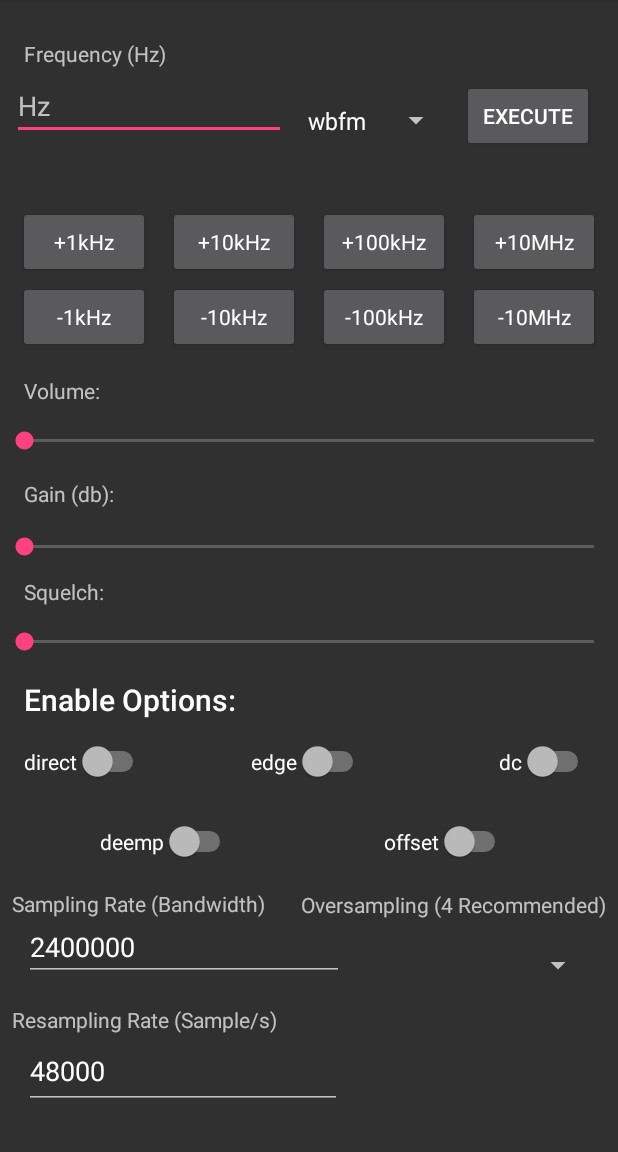
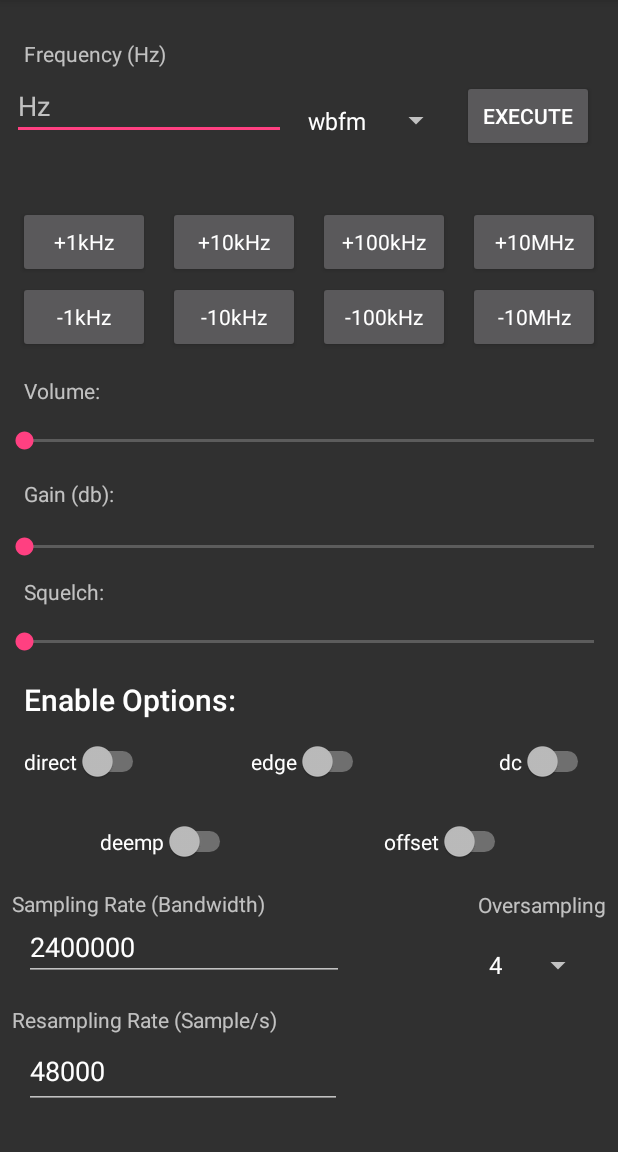
Before and after one commit to JimPatrizi/NetRTL, an Android app: the screen it shows after launch (MainActivity), on a phone screen of 412 x 824 dp, the part 84-1236 px from its top. Run offline under Robolectric (Android 15) with nearby library versions, the phone set to English and light mode, and no system bars; libraries missing offline, so code that uses them is left out: com.bensherman.rtlsdrdjava; 4 statements that could not run were skipped.

Commit message:
added switch listener for all enable options and fixed value to have max of 100

```diff
--- a/app/src/main/java/jimpatrizi/com/netrtl/ExecuteButtonOnClickListener.java
+++ b/app/src/main/java/jimpatrizi/com/netrtl/ExecuteButtonOnClickListener.java
@@ -12,7 +12,6 @@ import android.view.View;
 
 public class ExecuteButtonOnClickListener implements View.OnClickListener {
     private Context context;
-    public AsyncConnection connection;
 
     private String frequency;
     private String modulationMode;
@@ -24,18 +23,16 @@ public class ExecuteButtonOnClickListener implements View.OnClickListener {
     private String volume;
 
     String dameon = "";
-    private ConnectionHandle handler;
+
     private String TAG = getClass().getName();
 
 
 
-    ExecuteButtonOnClickListener(Context context, AsyncConnection connection, ConnectionHandle handler){
+    ExecuteButtonOnClickListener(Context context){
         this.context = context;
-        this.connection = connection;
-        this.handler = handler;
     }
 
-
+    //TODO Bug for Enable Options, after sending them with execute once, only the last indexed param remains
     @Override
     public void onClick(View view) {
 
--- a/app/src/main/java/jimpatrizi/com/netrtl/MainActivity.java
+++ b/app/src/main/java/jimpatrizi/com/netrtl/MainActivity.java
@@ -18,9 +18,11 @@ import android.view.View;
 import android.widget.AdapterView;
 import android.widget.ArrayAdapter;
 import android.widget.Button;
+import android.widget.CompoundButton;
 import android.widget.EditText;
 import android.widget.SeekBar;
 import android.widget.Spinner;
+import android.widget.Switch;
 import android.widget.TextView;
 import android.widget.Toast;
 
@@ -28,10 +30,13 @@ import com.bensherman.rtlsdrdjava.tcpcli.TcpClient;
 
 import java.io.IOException;
 
+import static jimpatrizi.com.netrtl.Parameters.ENABLE_OPTION;
 import static jimpatrizi.com.netrtl.Parameters.FREQUENCY;
 import static jimpatrizi.com.netrtl.Parameters.MODULATION_MODE;
+import static jimpatrizi.com.netrtl.Parameters.OVERSAMPLING;
 import static jimpatrizi.com.netrtl.Parameters.RESAMPLE_RATE;
 import static jimpatrizi.com.netrtl.Parameters.SAMPLE_RATE;
+import static jimpatrizi.com.netrtl.Parameters.SQUELCH_DELAY;
 import static jimpatrizi.com.netrtl.Parameters.SQUELCH_LEVEL;
 import static jimpatrizi.com.netrtl.Parameters.TUNER_GAIN;
 import static jimpatrizi.com.netrtl.Parameters.VOLUME;
@@ -52,21 +57,27 @@ public class MainActivity extends AppCompatActivity
     private static String modulationMode = "wbfm";
     private static String sampleRate = "2400000";
     private static String resampleRate = "48000";
+    private static String overSampling = "4";
+    private static String volume = "0";
+    private static String squelch = "0";
+    private static String gain = "-100"; //ACG enables as per rtl_fm
+    private static String frequency = "0";
+
+    private static String sqelchDelay = "10";
+    private static String[] enableoptions = {"edge", "dc", "deemp", "direct", "offset"};
     private static String ppmError = "0";
     private static String deviceIndex = "0";
     private static String atanMath = "std"; //TODO ADD SCANNABLE FREQUENCY
 
-    private static String volume = "0";
-    private static String squelch = "0";
-    private static String gain = "-100";
-    private static String frequency = "0";
+
+
 
     /**
      * Private Variables
      */
 
 
-    private static String overSampling;
+
 
 
 
@@ -78,11 +89,18 @@ public class MainActivity extends AppCompatActivity
     public SeekBar squelchSeekBar;
     public SeekBar gainSeekBar;
     public Spinner modulationModeSpinner;
+    public Spinner oversampleModeSpinner;
     public EditText hzInput;
     private static TcpClient tcpClient;
     private static Thread tcpClientThread;
     private ResponseListener responseListener;
     private Thread responseListenerThread;
+    public Switch directSwitch;
+    public Switch edgeSwitch;
+    public Switch dcSwitch;
+    public Switch deempSwitch;
+    public Switch offsetSwitch;
+
 
     /**
      * For Logcat debugging
@@ -168,12 +186,29 @@ public class MainActivity extends AppCompatActivity
         gainSeekBarInit();
 
         squelchSeekBarInit();
+
         defaultParamInits();
 
+        switchInits();
+    }
 
+    public void switchInits()
+    {
+        //Enable Option switches
+        directSwitch = (Switch) findViewById(R.id.direct);
+        directSwitch.setOnCheckedChangeListener(new SwitchOnCheckedChangeListener("direct"));
 
+        edgeSwitch = (Switch) findViewById(R.id.edge);
+        edgeSwitch.setOnCheckedChangeListener(new SwitchOnCheckedChangeListener("edge"));
 
+        dcSwitch = (Switch) findViewById(R.id.dc);
+        dcSwitch.setOnCheckedChangeListener(new SwitchOnCheckedChangeListener("dc"));
 
+        deempSwitch = (Switch) findViewById(R.id.deemp);
+        deempSwitch.setOnCheckedChangeListener(new SwitchOnCheckedChangeListener("deemp"));
+
+        offsetSwitch = (Switch) findViewById(R.id.offset);
+        offsetSwitch.setOnCheckedChangeListener(new SwitchOnCheckedChangeListener("offset"));
     }
 
     public void defaultParamInits()
@@ -183,6 +218,14 @@ public class MainActivity extends AppCompatActivity
         MODULATION_MODE.append(modulationMode);
         RESAMPLE_RATE.append(resampleRate);
         SAMPLE_RATE.append(sampleRate);
+        OVERSAMPLING.append(overSampling);
+        SQUELCH_DELAY.append(sqelchDelay);
+
+//        private static String ppmError = "0";
+//        private static String deviceIndex = "0";
+//        private static String atanMath = "std"; //TODO ADD SCANNABLE FREQUENCY
+
+
     }
 
     public void hzInputInit() {
@@ -245,7 +288,6 @@ public class MainActivity extends AppCompatActivity
         int maxGainInt = 50;
 
         //Init Volume Parameter Default
-        TUNER_GAIN.resetValues();
         TUNER_GAIN.append(gain);
 
         gainSeekBar = (SeekBar) findViewById(R.id.gain_seek); // initiate the Seekbar
@@ -264,7 +306,6 @@ public class MainActivity extends AppCompatActivity
         int maxSquelchInt = 100;
 
         //Init Volume Parameter Default
-        SQUELCH_LEVEL.resetValues();
         SQUELCH_LEVEL.append(squelch);
 
         squelchSeekBar = (SeekBar) findViewById(R.id.squelch_seek); // initiate the Seekbar
@@ -279,17 +320,16 @@ public class MainActivity extends AppCompatActivity
      * Sets volume bar's seekbar methods and listener
      */
     public void volumeSeekBarInit() {
-        int defaultVolumeInt = 100;
+        int maxVolumeInt = 100;
 
         //Init Volume Parameter Default
         //BEN, weird stuff happens if i dont reset at startup
-        VOLUME.resetValues();
         VOLUME.append(volume);
 
         volumeSeekBar = (SeekBar) findViewById(R.id.volume_seek); // initiate the Seekbar
         volumeTextView = (TextView) findViewById(R.id.volume_text);
 
-        volumeSeekBar.setMax(Integer.parseInt(volume)); // 100 maximum value for the Seek bar
+        volumeSeekBar.setMax(maxVolumeInt); // 100 maximum value for the Seek bar
         //volumeSeekBar.setProgress(defaultVolumeInt);
         volumeSeekBar.setOnSeekBarChangeListener(new SeekBarChangeOnClickListener(context, volumeTextView, "volume"));
     }
@@ -301,7 +341,7 @@ public class MainActivity extends AppCompatActivity
         Button executeButton = (Button) findViewById(R.id.execute);
         Toast toast = new Toast(getApplicationContext());
         toast.setGravity(Gravity.CENTER_VERTICAL, 0, 0);
-        executeButton.setOnClickListener(new ExecuteButtonOnClickListener(getApplicationContext(), connection, handler));
+        executeButton.setOnClickListener(new ExecuteButtonOnClickListener(getApplicationContext()));
     }
 
     /**
@@ -312,16 +352,25 @@ public class MainActivity extends AppCompatActivity
     public void spinnerInit() {
         //init spinner from id
         modulationModeSpinner = (Spinner) findViewById(R.id.modeSpinner);
+        oversampleModeSpinner = (Spinner) findViewById(R.id.oversamp_spinner);
         //spinner strings to populate spinner object
         String[] modeSpinnerStrings = new String[]{
                 "wbfm", "fm", "am", "usb", "lsb", "raw"
         };
+        String[] overSampling = new String[]{
+                "1", "2", "3", "4"
+        };
         //set array adapter to set the strings inside spinner obect
-        ArrayAdapter<String> adapter = new ArrayAdapter<>(this,
+        ArrayAdapter<String> adapterMod = new ArrayAdapter<>(this,
                 android.R.layout.simple_spinner_item, modeSpinnerStrings);
-        modulationModeSpinner.setAdapter(adapter);
+        ArrayAdapter<String> adapterSample = new ArrayAdapter<>(this,
+                android.R.layout.simple_spinner_item, overSampling);
+        modulationModeSpinner.setAdapter(adapterMod);
+        oversampleModeSpinner.setAdapter(adapterSample);
+        oversampleModeSpinner.setSelection(3);
         //formats spinner to be nice clickable size
-        adapter.setDropDownViewResource(android.R.layout.simple_spinner_dropdown_item);
+        adapterMod.setDropDownViewResource(android.R.layout.simple_spinner_dropdown_item);
+        adapterSample.setDropDownViewResource(android.R.layout.simple_spinner_dropdown_item);
 
         modulationModeSpinner.setOnItemSelectedListener(new AdapterView.OnItemSelectedListener() {
             @Override
@@ -333,6 +382,20 @@ public class MainActivity extends AppCompatActivity
             @Override
             public void onNothingSelected(AdapterView<?> adapterView) {
                 //do Nothing?
+            }
+        });
+
+        oversampleModeSpinner.setOnItemSelectedListener(new AdapterView.OnItemSelectedListener() {
+
+            @Override
+            public void onItemSelected(AdapterView<?> parent, View view, int position, long id) {
+                String newsamplingMode = getModulationModeSpinner(oversampleModeSpinner);
+                OVERSAMPLING.replaceIndex(0, newsamplingMode);
+            }
+
+            @Override
+            public void onNothingSelected(AdapterView<?> parent) {
+
             }
         });
     }
--- a/app/src/main/java/jimpatrizi/com/netrtl/Parameters.java
+++ b/app/src/main/java/jimpatrizi/com/netrtl/Parameters.java
@@ -14,10 +14,13 @@ import java.util.List;
 public enum Parameters {
     FREQUENCY("FREQUENCY"),
     SQUELCH_LEVEL("SQUELCH_LEVEL"),
+    SQUELCH_DELAY("SQUELCH_DELAY"),
     TUNER_GAIN("TUNER_GAIN"),
     MODULATION_MODE("MODULATION_MODE"),
-//    SCANNABLE_FREQUENCY("SCANNABLE_FREQUENCY"), OVERSAMPLING("OVERSAMPLING"), PPM_ERROR("PPM_ERROR"),
-    SAMPLE_RATE("SAMPLE_RATE"), //SQUELCH_DELAY("SQUELCH_DELAY"), ,
+    OVERSAMPLING("OVERSAMPLING"),
+    ENABLE_OPTION("ENABLE_OPTION"),
+//    SCANNABLE_FREQUENCY("SCANNABLE_FREQUENCY"), PPM_ERROR("PPM_ERROR"),
+    SAMPLE_RATE("SAMPLE_RATE"),
     RESAMPLE_RATE("RESAMPLE_RATE"),
     //ATAN_MATH("ATAN_MATH"),
     VOLUME("VOLUME");
--- a/app/src/main/res/layout/content_main.xml
+++ b/app/src/main/res/layout/content_main.xml
@@ -34,6 +34,7 @@
             android:layout_centerHorizontal="true"
             android:layout_marginBottom="8dp"
             android:layout_marginTop="8dp"
+            android:max="100"
             android:progress="0"
             app:layout_constraintBottom_toTopOf="@+id/gain_seek"
             app:layout_constraintHorizontal_bias="1.0"
@@ -118,25 +119,25 @@
             style="@style/Widget.AppCompat.EditText"
             android:layout_width="0dp"
             android:layout_height="42dp"
+            android:layout_marginBottom="44dp"
+            android:layout_marginEnd="9dp"
+            android:layout_marginStart="8dp"
+            android:layout_marginTop="8dp"
             android:ems="10"
             android:hint="Hz"
             android:inputType="number"
-            android:selectAllOnFocus="true"
+            android:singleLine="true"
             android:visibility="visible"
-            tools:layout_constraintTop_creator="1"
+            app:layout_constraintBottom_toTopOf="@+id/p1khz"
+            app:layout_constraintHorizontal_bias="1.0"
+            app:layout_constraintLeft_toLeftOf="parent"
+            app:layout_constraintRight_toRightOf="@+id/p10khz"
+            app:layout_constraintTop_toTopOf="parent"
+            app:layout_constraintVertical_bias="1.0"
+            tools:layout_constraintBottom_creator="1"
+            tools:layout_constraintLeft_creator="1"
             tools:layout_constraintRight_creator="1"
-            tools:layout_constraintBottom_creator="1"
-            android:layout_marginStart="8dp"
-            android:layout_marginEnd="9dp"
-            app:layout_constraintRight_toRightOf="@+id/p10khz"
-            tools:layout_constraintLeft_creator="1"
-            app:layout_constraintLeft_toLeftOf="parent"
-            app:layout_constraintHorizontal_bias="1.0"
-            android:layout_marginBottom="44dp"
-            app:layout_constraintBottom_toTopOf="@+id/p1khz"
-            app:layout_constraintTop_toTopOf="parent"
-            android:layout_marginTop="8dp"
-            app:layout_constraintVertical_bias="1.0" />
+            tools:layout_constraintTop_creator="1" />
 
         <Button
             android:id="@+id/execute"
@@ -391,7 +392,7 @@
             android:layout_marginBottom="8dp"
             android:layout_marginEnd="8dp"
             android:layout_marginRight="-13dp"
-            android:text="Oversampling (4 Recommended)"
+            android:text="Oversampling"
             app:layout_constraintBottom_toTopOf="@+id/oversamp_spinner"
             app:layout_constraintRight_toRightOf="parent" />
 
```
Also changed, not shown: app/src/main/java/jimpatrizi/com/netrtl/SwitchOnCheckedChangeListener.java (added, +98 -0 lines).
